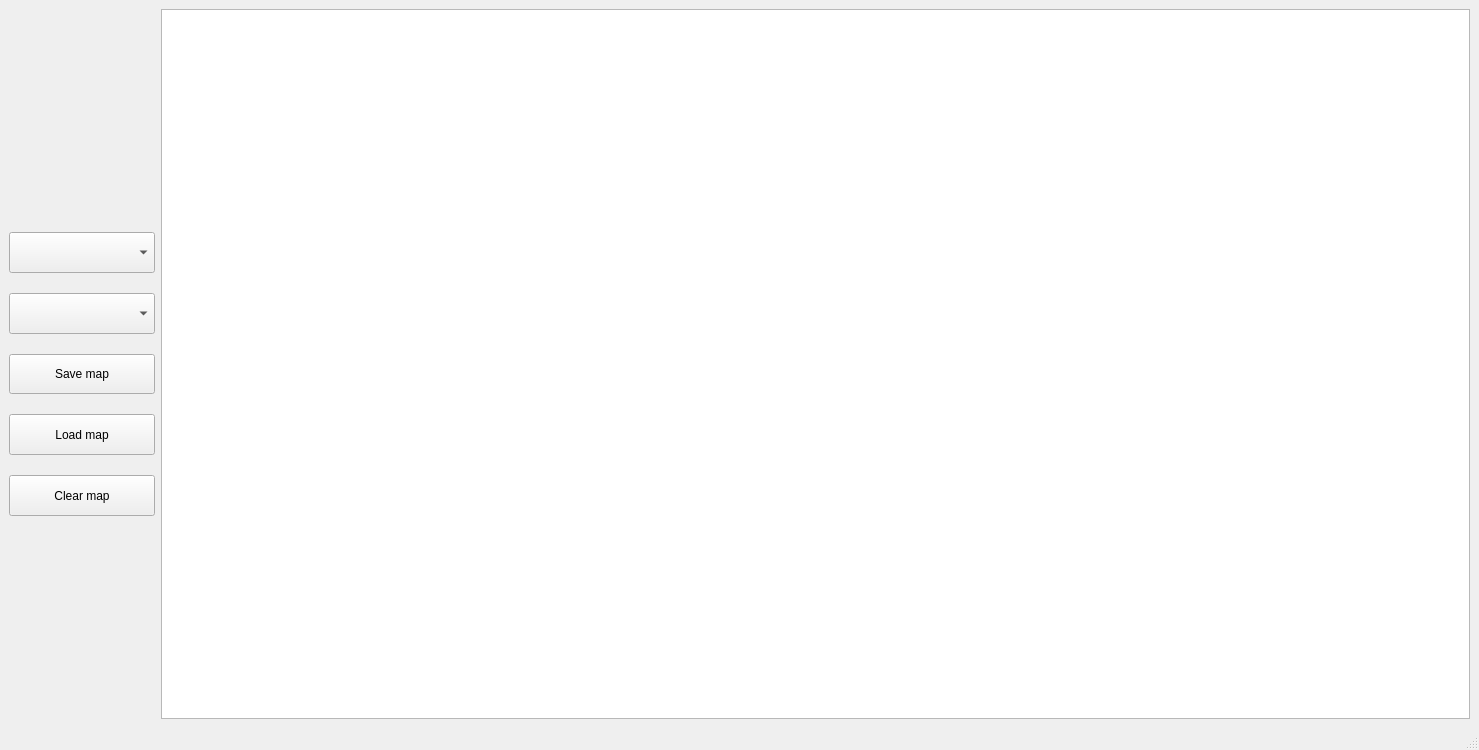
Juannbel/duck-game, file editor/mainwindow.ui: the form before one commit.
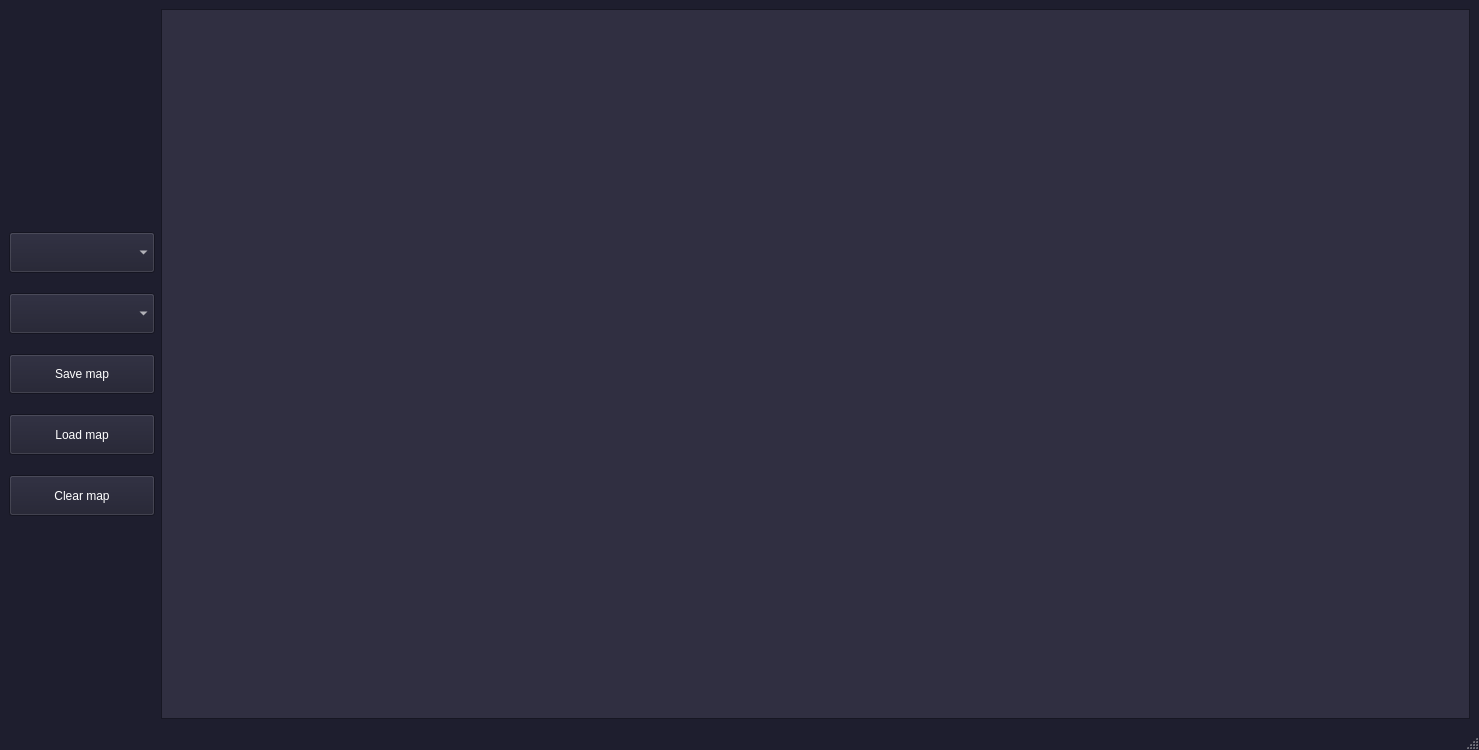
The form after the commit. Icons and pictures are not drawn.

Commit message: Cambio paleta de colores del editor para matchear con el lobby

```diff
--- a/editor/mainwindow.ui
+++ b/editor/mainwindow.ui
@@ -10,6 +10,484 @@
     <height>750</height>
    </rect>
   </property>
+  <property name="palette">
+   <palette>
+    <active>
+     <colorrole role="WindowText">
+      <brush brushstyle="SolidPattern">
+       <color alpha="255">
+        <red>255</red>
+        <green>255</green>
+        <blue>255</blue>
+       </color>
+      </brush>
+     </colorrole>
+     <colorrole role="Button">
+      <brush brushstyle="SolidPattern">
+       <color alpha="255">
+        <red>30</red>
+        <green>30</green>
+        <blue>46</blue>
+       </color>
+      </brush>
+     </colorrole>
+     <colorrole role="Light">
+      <brush brushstyle="SolidPattern">
+       <color alpha="255">
+        <red>45</red>
+        <green>45</green>
+        <blue>69</blue>
+       </color>
+      </brush>
+     </colorrole>
+     <colorrole role="Midlight">
+      <brush brushstyle="SolidPattern">
+       <color alpha="255">
+        <red>37</red>
+        <green>37</green>
+        <blue>57</blue>
+       </color>
+      </brush>
+     </colorrole>
+     <colorrole role="Dark">
+      <brush brushstyle="SolidPattern">
+       <color alpha="255">
+        <red>15</red>
+        <green>15</green>
+        <blue>23</blue>
+       </color>
+      </brush>
+     </colorrole>
+     <colorrole role="Mid">
+      <brush brushstyle="SolidPattern">
+       <color alpha="255">
+        <red>20</red>
+        <green>20</green>
+        <blue>31</blue>
+       </color>
+      </brush>
+     </colorrole>
+     <colorrole role="Text">
+      <brush brushstyle="SolidPattern">
+       <color alpha="255">
+        <red>255</red>
+        <green>255</green>
+        <blue>255</blue>
+       </color>
+      </brush>
+     </colorrole>
+     <colorrole role="BrightText">
+      <brush brushstyle="SolidPattern">
+       <color alpha="255">
+        <red>255</red>
+        <green>255</green>
+        <blue>255</blue>
+       </color>
+      </brush>
+     </colorrole>
+     <colorrole role="ButtonText">
+      <brush brushstyle="SolidPattern">
+       <color alpha="255">
+        <red>255</red>
+        <green>255</green>
+        <blue>255</blue>
+       </color>
+      </brush>
+     </colorrole>
+     <colorrole role="Base">
+      <brush brushstyle="SolidPattern">
+       <color alpha="255">
+        <red>48</red>
+        <green>47</green>
+        <blue>65</blue>
+       </color>
+      </brush>
+     </colorrole>
+     <colorrole role="Window">
+      <brush brushstyle="SolidPattern">
+       <color alpha="255">
+        <red>30</red>
+        <green>30</green>
+        <blue>46</blue>
+       </color>
+      </brush>
+     </colorrole>
+     <colorrole role="Shadow">
+      <brush brushstyle="SolidPattern">
+       <color alpha="255">
+        <red>0</red>
+        <green>0</green>
+        <blue>0</blue>
+       </color>
+      </brush>
+     </colorrole>
+     <colorrole role="Highlight">
+      <brush brushstyle="SolidPattern">
+       <color alpha="255">
+        <red>112</red>
+        <green>101</green>
+        <blue>174</blue>
+       </color>
+      </brush>
+     </colorrole>
+     <colorrole role="AlternateBase">
+      <brush brushstyle="SolidPattern">
+       <color alpha="255">
+        <red>15</red>
+        <green>15</green>
+        <blue>23</blue>
+       </color>
+      </brush>
+     </colorrole>
+     <colorrole role="ToolTipBase">
+      <brush brushstyle="SolidPattern">
+       <color alpha="255">
+        <red>0</red>
+        <green>0</green>
+        <blue>0</blue>
+       </color>
+      </brush>
+     </colorrole>
+     <colorrole role="ToolTipText">
+      <brush brushstyle="SolidPattern">
+       <color alpha="255">
+        <red>0</red>
+        <green>0</green>
+        <blue>0</blue>
+       </color>
+      </brush>
+     </colorrole>
+     <colorrole role="PlaceholderText">
+      <brush brushstyle="SolidPattern">
+       <color alpha="127">
+        <red>255</red>
+        <green>255</green>
+        <blue>255</blue>
+       </color>
+      </brush>
+     </colorrole>
+    </active>
+    <inactive>
+     <colorrole role="WindowText">
+      <brush brushstyle="SolidPattern">
+       <color alpha="255">
+        <red>255</red>
+        <green>255</green>
+        <blue>255</blue>
+       </color>
+      </brush>
+     </colorrole>
+     <colorrole role="Button">
+      <brush brushstyle="SolidPattern">
+       <color alpha="255">
+        <red>30</red>
+        <green>30</green>
+        <blue>46</blue>
+       </color>
+      </brush>
+     </colorrole>
+     <colorrole role="Light">
+      <brush brushstyle="SolidPattern">
+       <color alpha="255">
+        <red>45</red>
+        <green>45</green>
+        <blue>69</blue>
+       </color>
+      </brush>
+     </colorrole>
+     <colorrole role="Midlight">
+      <brush brushstyle="SolidPattern">
+       <color alpha="255">
+        <red>37</red>
+        <green>37</green>
+        <blue>57</blue>
+       </color>
+      </brush>
+     </colorrole>
+     <colorrole role="Dark">
+      <brush brushstyle="SolidPattern">
+       <color alpha="255">
+        <red>15</red>
+        <green>15</green>
+        <blue>23</blue>
+       </color>
+      </brush>
+     </colorrole>
+     <colorrole role="Mid">
+      <brush brushstyle="SolidPattern">
+       <color alpha="255">
+        <red>20</red>
+        <green>20</green>
+        <blue>31</blue>
+       </color>
+      </brush>
+     </colorrole>
+     <colorrole role="Text">
+      <brush brushstyle="SolidPattern">
+       <color alpha="255">
+        <red>255</red>
+        <green>255</green>
+        <blue>255</blue>
+       </color>
+      </brush>
+     </colorrole>
+     <colorrole role="BrightText">
+      <brush brushstyle="SolidPattern">
+       <color alpha="255">
+        <red>255</red>
+        <green>255</green>
+        <blue>255</blue>
+       </color>
+      </brush>
+     </colorrole>
+     <colorrole role="ButtonText">
+      <brush brushstyle="SolidPattern">
+       <color alpha="255">
+        <red>255</red>
+        <green>255</green>
+        <blue>255</blue>
+       </color>
+      </brush>
+     </colorrole>
+     <colorrole role="Base">
+      <brush brushstyle="SolidPattern">
+       <color alpha="255">
+        <red>48</red>
+        <green>47</green>
+        <blue>65</blue>
+       </color>
+      </brush>
+     </colorrole>
+     <colorrole role="Window">
+      <brush brushstyle="SolidPattern">
+       <color alpha="255">
+        <red>30</red>
+        <green>30</green>
+        <blue>46</blue>
+       </color>
+      </brush>
+     </colorrole>
+     <colorrole role="Shadow">
+      <brush brushstyle="SolidPattern">
+       <color alpha="255">
+        <red>0</red>
+        <green>0</green>
+        <blue>0</blue>
+       </color>
+      </brush>
+     </colorrole>
+     <colorrole role="Highlight">
+      <brush brushstyle="SolidPattern">
+       <color alpha="255">
+        <red>112</red>
+        <green>101</green>
+        <blue>174</blue>
+       </color>
+      </brush>
+     </colorrole>
+     <colorrole role="AlternateBase">
+      <brush brushstyle="SolidPattern">
+       <color alpha="255">
+        <red>15</red>
+        <green>15</green>
+        <blue>23</blue>
+       </color>
+      </brush>
+     </colorrole>
+     <colorrole role="ToolTipBase">
+      <brush brushstyle="SolidPattern">
+       <color alpha="255">
+        <red>0</red>
+        <green>0</green>
+        <blue>0</blue>
+       </color>
+      </brush>
+     </colorrole>
+     <colorrole role="ToolTipText">
+      <brush brushstyle="SolidPattern">
+       <color alpha="255">
+        <red>0</red>
+        <green>0</green>
+        <blue>0</blue>
+       </color>
+      </brush>
+     </colorrole>
+     <colorrole role="PlaceholderText">
+      <brush brushstyle="SolidPattern">
+       <color alpha="127">
+        <red>255</red>
+        <green>255</green>
+        <blue>255</blue>
+       </color>
+      </brush>
+     </colorrole>
+    </inactive>
+    <disabled>
+     <colorrole role="WindowText">
+      <brush brushstyle="SolidPattern">
+       <color alpha="255">
+        <red>119</red>
+        <green>118</green>
+        <blue>123</blue>
+       </color>
+      </brush>
+     </colorrole>
+     <colorrole role="Button">
+      <brush brushstyle="SolidPattern">
+       <color alpha="255">
+        <red>30</red>
+        <green>30</green>
+        <blue>46</blue>
+       </color>
+      </brush>
+     </colorrole>
+     <colorrole role="Light">
+      <brush brushstyle="SolidPattern">
+       <color alpha="255">
+        <red>45</red>
+        <green>45</green>
+        <blue>69</blue>
+       </color>
+      </brush>
+     </colorrole>
+     <colorrole role="Midlight">
+      <brush brushstyle="SolidPattern">
+       <color alpha="255">
+        <red>37</red>
+        <green>37</green>
+        <blue>57</blue>
+       </color>
+      </brush>
+     </colorrole>
+     <colorrole role="Dark">
+      <brush brushstyle="SolidPattern">
+       <color alpha="255">
+        <red>15</red>
+        <green>15</green>
+        <blue>23</blue>
+       </color>
+      </brush>
+     </colorrole>
+     <colorrole role="Mid">
+      <brush brushstyle="SolidPattern">
+       <color alpha="255">
+        <red>20</red>
+        <green>20</green>
+        <blue>31</blue>
+       </color>
+      </brush>
+     </colorrole>
+     <colorrole role="Text">
+      <brush brushstyle="SolidPattern">
+       <color alpha="255">
+        <red>119</red>
+        <green>118</green>
+        <blue>123</blue>
+       </color>
+      </brush>
+     </colorrole>
+     <colorrole role="BrightText">
+      <brush brushstyle="SolidPattern">
+       <color alpha="255">
+        <red>119</red>
+        <green>118</green>
+        <blue>123</blue>
+       </color>
+      </brush>
+     </colorrole>
+     <colorrole role="ButtonText">
+      <brush brushstyle="SolidPattern">
+       <color alpha="255">
+        <red>119</red>
+        <green>118</green>
+        <blue>123</blue>
+       </color>
+      </brush>
+     </colorrole>
+     <colorrole role="Base">
+      <brush brushstyle="SolidPattern">
+       <color alpha="255">
+        <red>48</red>
+        <green>47</green>
+        <blue>65</blue>
+       </color>
+      </brush>
+     </colorrole>
+     <colorrole role="Window">
+      <brush brushstyle="SolidPattern">
+       <color alpha="255">
+        <red>30</red>
+        <green>30</green>
+        <blue>46</blue>
+       </color>
+      </brush>
+     </colorrole>
+     <colorrole role="Shadow">
+      <brush brushstyle="SolidPattern">
+       <color alpha="255">
+        <red>0</red>
+        <green>0</green>
+        <blue>0</blue>
+       </color>
+      </brush>
+     </colorrole>
+     <colorrole role="Highlight">
+      <brush brushstyle="SolidPattern">
+       <color alpha="255">
+        <red>78</red>
+        <green>70</green>
+        <blue>121</blue>
+       </color>
+      </brush>
+     </colorrole>
+     <colorrole role="HighlightedText">
+      <brush brushstyle="SolidPattern">
+       <color alpha="255">
+        <red>119</red>
+        <green>118</green>
+        <blue>123</blue>
+       </color>
+      </brush>
+     </colorrole>
+     <colorrole role="AlternateBase">
+      <brush brushstyle="SolidPattern">
+       <color alpha="255">
+        <red>30</red>
+        <green>30</green>
+        <blue>46</blue>
+       </color>
+      </brush>
+     </colorrole>
+     <colorrole role="ToolTipBase">
+      <brush brushstyle="SolidPattern">
+       <color alpha="255">
+        <red>0</red>
+        <green>0</green>
+        <blue>0</blue>
+       </color>
+      </brush>
+     </colorrole>
+     <colorrole role="ToolTipText">
+      <brush brushstyle="SolidPattern">
+       <color alpha="255">
+        <red>0</red>
+        <green>0</green>
+        <blue>0</blue>
+       </color>
+      </brush>
+     </colorrole>
+     <colorrole role="PlaceholderText">
+      <brush brushstyle="SolidPattern">
+       <color alpha="127">
+        <red>15</red>
+        <green>15</green>
+        <blue>23</blue>
+       </color>
+      </brush>
+     </colorrole>
+    </disabled>
+   </palette>
+  </property>
   <property name="windowTitle">
    <string>MainWindow</string>
   </property>
```
Left out of the diff: 9 changed lines with no effect on the pictures.
